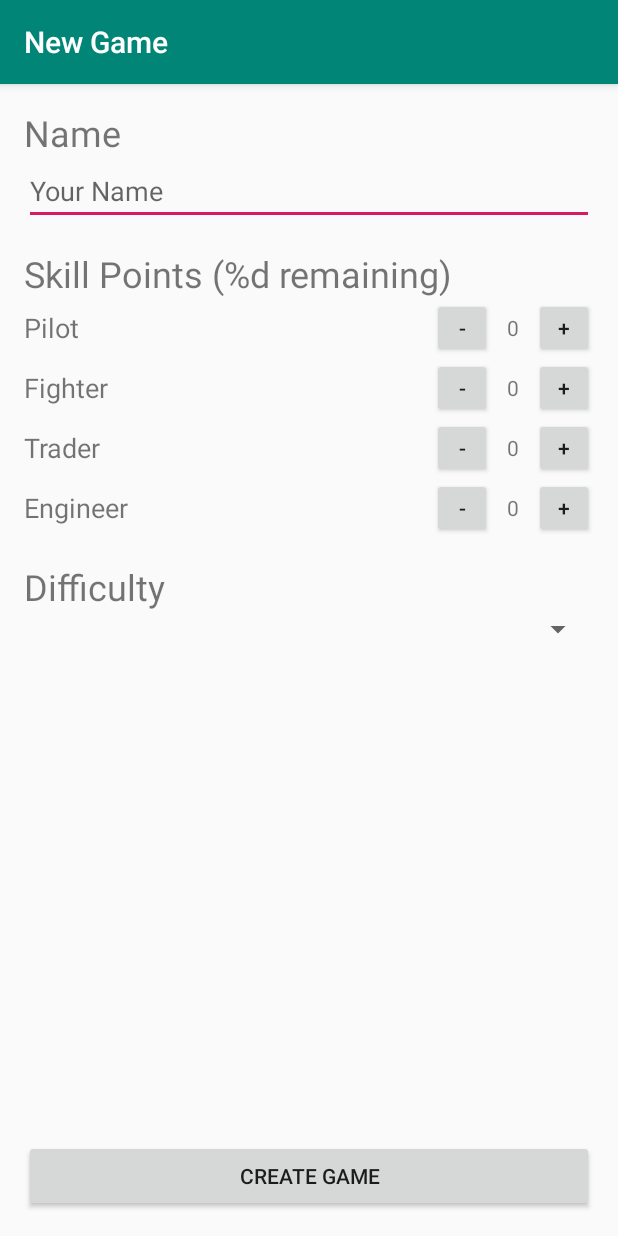
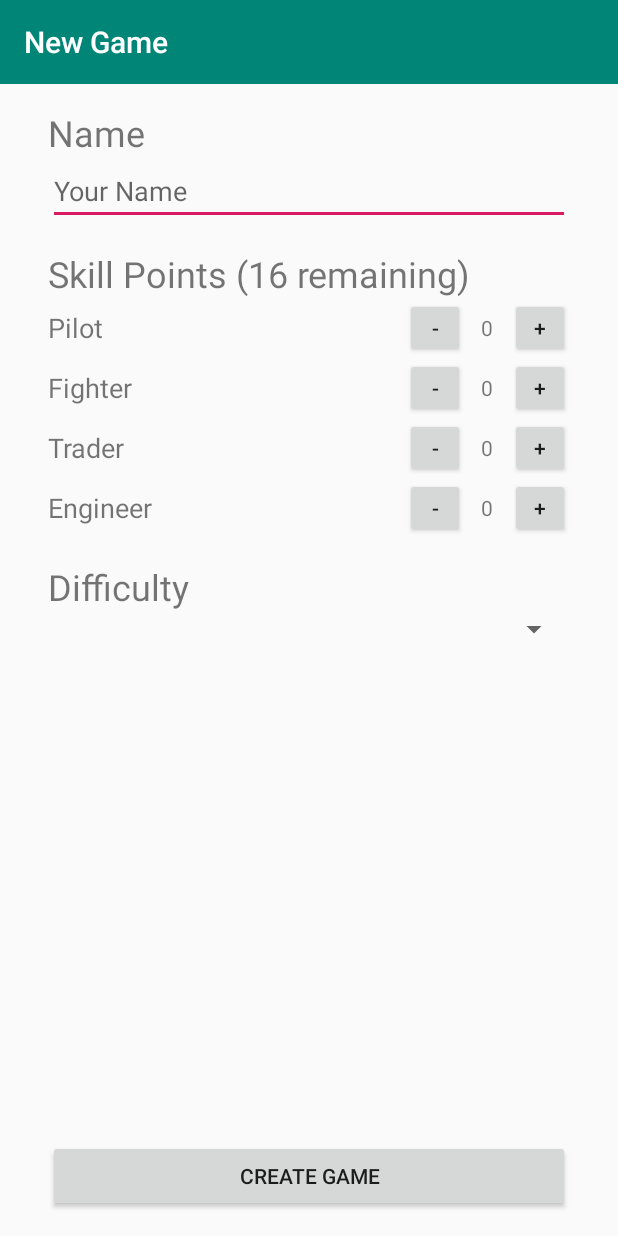
Before and after one commit to treamology/gt-2340-64a, an Android app: the screen it shows after launch (ConfigurationActivity), on a phone screen of 412 x 824 dp. Run offline under Robolectric (Android 15) with nearby library versions, the phone set to English and light mode, and no system bars.

Commit message:
Get skill points UI working.

```diff
--- a/SpaceTrader/app/src/main/AndroidManifest.xml
+++ b/SpaceTrader/app/src/main/AndroidManifest.xml
@@ -8,9 +8,9 @@
         android:label="@string/app_name"
         android:roundIcon="@mipmap/ic_launcher_round"
         android:supportsRtl="true"
-        android:theme="@style/AppTheme">
-        <activity android:name=".view.ConfigurationActivity"
-            android:label="@string/new_game_header">
+        android:theme="@style/AppTheme"
+        >
+        <activity android:name=".view.ConfigurationActivity">
             <intent-filter>
                 <action android:name="android.intent.action.MAIN" />
 
--- a/SpaceTrader/app/src/main/java/com/example/spacetrader/model/Player.java
+++ b/SpaceTrader/app/src/main/java/com/example/spacetrader/model/Player.java
@@ -9,6 +9,18 @@ package com.example.spacetrader.model;
  * skillPointMax: The maximum allocatable points across the four skills
  */
 public class Player {
+    public enum Skill {
+        PILOT("Pilot"),
+        FIGHTER("Fighter"),
+        TRADER("Trader"),
+        ENGINEER("Engineer");
+
+        private String stringRep;
+        Skill(String stringRep) {
+            this.stringRep = stringRep;
+        }
+    }
+
     String name;
     int pilot;
     int fighter;
--- a/SpaceTrader/app/src/main/java/com/example/spacetrader/view/ConfigurationActivity.java
+++ b/SpaceTrader/app/src/main/java/com/example/spacetrader/view/ConfigurationActivity.java
@@ -2,14 +2,93 @@ package com.example.spacetrader.view;
 
 import android.support.v7.app.AppCompatActivity;
 import android.os.Bundle;
+import android.support.v7.widget.Toolbar;
+import android.view.View;
+import android.widget.Button;
+import android.widget.EditText;
+import android.widget.TextView;
 
 import com.example.spacetrader.R;
+import com.example.spacetrader.model.Player;
+
+import java.util.stream.IntStream;
 
 public class ConfigurationActivity extends AppCompatActivity {
+
+    private EditText nameTextbox;
+    private TextView skillPointsTextview;
+
+    private int[] skillPoints = new int[Player.Skill.values().length];
+    private Button[] plusButtons = new Button[Player.Skill.values().length];
+    private Button[] minusButtons = new Button[Player.Skill.values().length];
+    private TextView[] pointTextViews = new TextView[Player.Skill.values().length];
 
     @Override
     protected void onCreate(Bundle savedInstanceState) {
         super.onCreate(savedInstanceState);
         setContentView(R.layout.configuration_activity);
+
+
+        nameTextbox = findViewById(R.id.nameTextbox);
+        skillPointsTextview = findViewById(R.id.skillPointsText);
+
+        plusButtons[0] = findViewById(R.id.pilotPlusButton);
+        minusButtons[0] = findViewById(R.id.pilotMinusButton);
+        pointTextViews[0] = findViewById(R.id.pilotPoints);
+        plusButtons[1] = findViewById(R.id.fighterPlusButton);
+        minusButtons[1] = findViewById(R.id.fighterMinusButton);
+        pointTextViews[1] = findViewById(R.id.fighterPoints);
+        plusButtons[2] = findViewById(R.id.traderPlusButton);
+        minusButtons[2] = findViewById(R.id.traderMinusButton);
+        pointTextViews[2] = findViewById(R.id.traderPoints);
+        plusButtons[3] = findViewById(R.id.engineerPlusButton);
+        minusButtons[3] = findViewById(R.id.engineerMinusButton);
+        pointTextViews[3] = findViewById(R.id.engineerPoints);
+
+        setSupportActionBar((Toolbar)findViewById(R.id.newGameToolbar));
+
+        for (int i = 0; i < plusButtons.length; i++) {
+            final int finali = i; // this is stupid
+            plusButtons[i].setOnClickListener(new View.OnClickListener() {
+                public void onClick(View v) {
+                    changeSkillPoints(1, Player.Skill.values()[finali]);
+                }
+            });
+        }
+        for (int i = 0; i < minusButtons.length; i++) {
+            final int finali = i;
+            minusButtons[i].setOnClickListener(new View.OnClickListener() {
+                public void onClick(View v) {
+                    changeSkillPoints(-1, Player.Skill.values()[finali]);
+                }
+            });
+        }
+
+        skillPointsTextview.setText(getSkillPointsString());
     }
+
+    void changeSkillPoints(int byAmount, Player.Skill skillType) {
+        // Do nothing if we're already at the max skill point amount, or would go below zero.
+        if (getTotalSkill() + byAmount > Player.getSkillPointMax()
+            || skillPoints[skillType.ordinal()] + byAmount < 0) {
+            return;
+        }
+        skillPoints[skillType.ordinal()] += byAmount;
+        pointTextViews[skillType.ordinal()].setText(Integer.toString(skillPoints[skillType.ordinal()]));
+        skillPointsTextview.setText(getSkillPointsString());
+    }
+
+    int getTotalSkill() {
+        int total = 0;
+        for (int points : skillPoints) {
+            total += points;
+        }
+        return total;
+    }
+
+    String getSkillPointsString() {
+        return String.format(getResources().getString(R.string.skill_points_option),
+                             Player.getSkillPointMax() - getTotalSkill());
+    }
+
 }
--- a/SpaceTrader/app/src/main/res/layout/configuration_activity.xml
+++ b/SpaceTrader/app/src/main/res/layout/configuration_activity.xml
@@ -6,7 +6,19 @@
     android:layout_height="match_parent"
     tools:context=".view.ConfigurationActivity">
 
-    <LinearLayout
+    <android.support.v7.widget.Toolbar
+        android:id="@+id/newGameToolbar"
+        android:layout_width="match_parent"
+        android:layout_height="wrap_content"
+        android:background="?attr/colorPrimary"
+        android:minHeight="?attr/actionBarSize"
+        android:theme="@style/ThemeOverlay.AppCompat"
+        app:layout_constraintTop_toTopOf="parent"
+        app:title="New Game"
+        app:titleTextColor="@android:color/background_light"
+        tools:layout_editor_absoluteX="16dp" />
+
+    <ScrollView
         android:layout_width="0dp"
         android:layout_height="0dp"
         android:layout_marginStart="16dp"
@@ -15,12 +27,23 @@
         android:layout_marginEnd="16dp"
         android:layout_marginRight="16dp"
         android:layout_marginBottom="16dp"
+        android:fillViewport="true"
+        app:layout_constraintBottom_toBottomOf="parent"
+        app:layout_constraintEnd_toEndOf="parent"
+        app:layout_constraintStart_toStartOf="parent"
+        app:layout_constraintTop_toBottomOf="@+id/newGameToolbar">
+
+        <LinearLayout
+            android:layout_width="match_parent"
+            android:layout_height="wrap_content"
+            android:layout_marginStart="16dp"
+            android:layout_marginEnd="16dp"
             android:fitsSystemWindows="true"
             android:orientation="vertical"
             app:layout_constraintBottom_toBottomOf="parent"
             app:layout_constraintEnd_toEndOf="parent"
             app:layout_constraintStart_toStartOf="parent"
-        app:layout_constraintTop_toTopOf="parent">
+            app:layout_constraintTop_toBottomOf="@+id/newGameToolbar">
 
             <TextView
                 android:id="@+id/nameText"
@@ -73,22 +96,13 @@
                     android:layout_weight="0"
                     android:text="-" />
 
-            <Space
-                android:layout_width="10dp"
-                android:layout_height="wrap_content"
-                android:layout_weight="0" />
-
                 <TextView
                     android:id="@+id/pilotPoints"
-                android:layout_width="wrap_content"
+                    android:layout_width="30dp"
                     android:layout_height="wrap_content"
                     android:layout_weight="0"
+                    android:gravity="center_horizontal"
                     android:text="0" />
-
-            <Space
-                android:layout_width="10dp"
-                android:layout_height="wrap_content"
-                android:layout_weight="0" />
 
                 <Button
                     android:id="@+id/pilotPlusButton"
@@ -120,22 +134,13 @@
                     android:layout_weight="0"
                     android:text="-" />
 
-            <Space
-                android:layout_width="10dp"
-                android:layout_height="wrap_content"
-                android:layout_weight="0" />
-
                 <TextView
                     android:id="@+id/fighterPoints"
-                android:layout_width="wrap_content"
+                    android:layout_width="30dp"
                     android:layout_height="wrap_content"
                     android:layout_weight="0"
+                    android:gravity="center_horizontal"
                     android:text="0" />
-
-            <Space
-                android:layout_width="10dp"
-                android:layout_height="wrap_content"
-                android:layout_weight="0" />
 
                 <Button
                     android:id="@+id/fighterPlusButton"
@@ -167,22 +172,13 @@
                     android:layout_weight="0"
                     android:text="-" />
 
-            <Space
-                android:layout_width="10dp"
-                android:layout_height="wrap_content"
-                android:layout_weight="0" />
-
                 <TextView
                     android:id="@+id/traderPoints"
-                android:layout_width="wrap_content"
+                    android:layout_width="30dp"
                     android:layout_height="wrap_content"
                     android:layout_weight="0"
+                    android:gravity="center_horizontal"
                     android:text="0" />
-
-            <Space
-                android:layout_width="10dp"
-                android:layout_height="wrap_content"
-                android:layout_weight="0" />
 
                 <Button
                     android:id="@+id/traderPlusButton"
@@ -214,22 +210,13 @@
                     android:layout_weight="0"
                     android:text="-" />
 
-            <Space
-                android:layout_width="10dp"
-                android:layout_height="wrap_content"
-                android:layout_weight="0" />
-
                 <TextView
                     android:id="@+id/engineerPoints"
-                android:layout_width="wrap_content"
+                    android:layout_width="30dp"
                     android:layout_height="wrap_content"
                     android:layout_weight="0"
+                    android:gravity="center_horizontal"
                     android:text="0" />
-
-            <Space
-                android:layout_width="10dp"
-                android:layout_height="wrap_content"
-                android:layout_weight="0" />
 
                 <Button
                     android:id="@+id/engineerPlusButton"
@@ -268,4 +255,6 @@
                 android:layout_height="wrap_content"
                 android:text="@string/create_game" />
         </LinearLayout>
+    </ScrollView>
+
 </android.support.constraint.ConstraintLayout>
--- a/SpaceTrader/app/src/main/res/values/styles.xml
+++ b/SpaceTrader/app/src/main/res/values/styles.xml
@@ -1,7 +1,7 @@
 <resources>
 
     <!-- Base application theme. -->
-    <style name="AppTheme" parent="Theme.AppCompat.Light.DarkActionBar">
+    <style name="AppTheme" parent="Theme.AppCompat.Light.NoActionBar">
         <!-- Customize your theme here. -->
         <item name="colorPrimary">@color/colorPrimary</item>
         <item name="colorPrimaryDark">@color/colorPrimaryDark</item>
```
Lines whose indentation alone changed are shown as unchanged.
